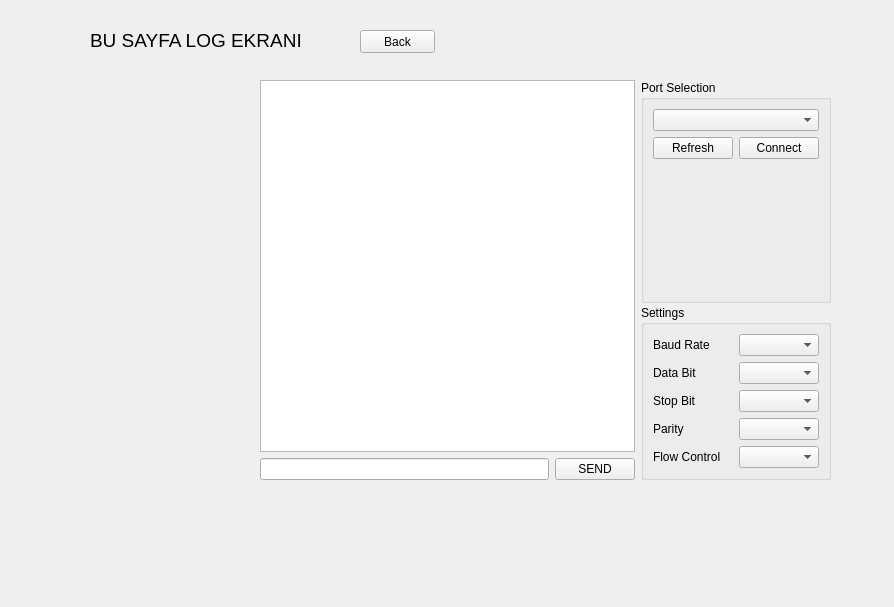
First picture: the form in ui/log_alma_screen/log_alma_screen.ui, repository cihansenyuz/system_controller, before the edit.
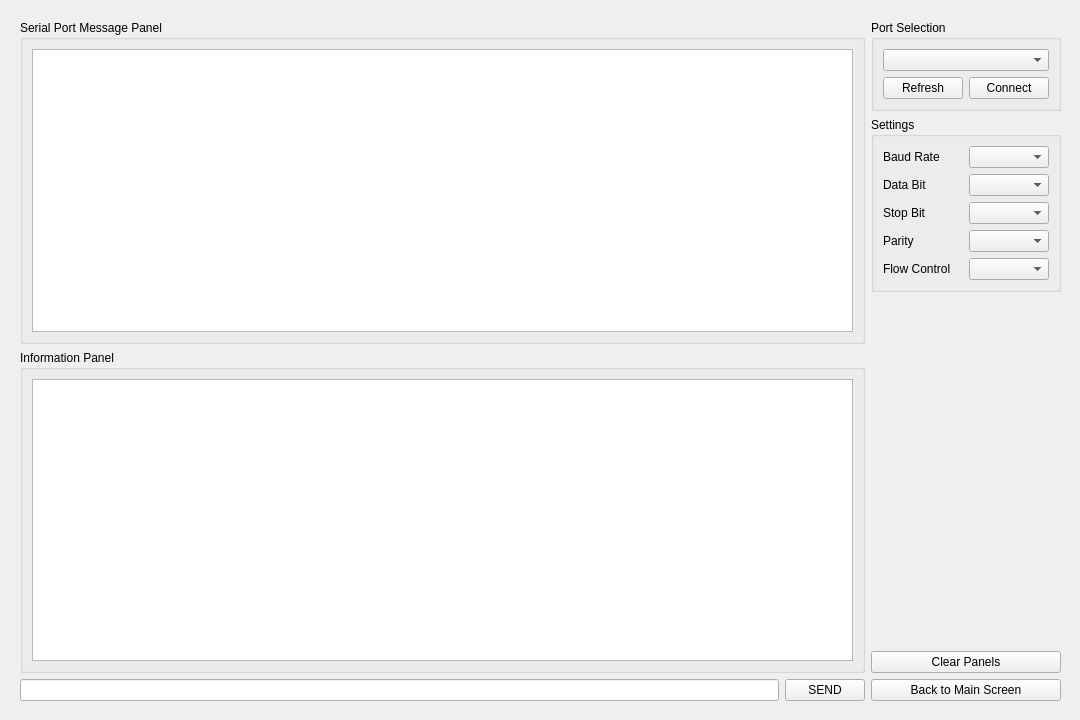
Second picture: the form after the edit.

Commit message: serial messages and info/error messages are seperated on logScreen, button is added to clean messages in panels logScreen layouts are slightly changed

```diff
--- a/ui/log_alma_screen/log_alma_screen.ui
+++ b/ui/log_alma_screen/log_alma_screen.ui
@@ -6,8 +6,8 @@
    <rect>
     <x>0</x>
     <y>0</y>
-    <width>894</width>
-    <height>607</height>
+    <width>1080</width>
+    <height>720</height>
    </rect>
   </property>
   <property name="windowTitle">
@@ -16,17 +16,44 @@
   <widget class="QWidget" name="layoutWidget">
    <property name="geometry">
     <rect>
-     <x>260</x>
-     <y>80</y>
-     <width>571</width>
-     <height>400</height>
+     <x>20</x>
+     <y>20</y>
+     <width>1041</width>
+     <height>681</height>
     </rect>
    </property>
    <layout class="QHBoxLayout" name="horizontalLayout_17">
+    <property name="sizeConstraint">
+     <enum>QLayout::SetDefaultConstraint</enum>
+    </property>
+    <property name="leftMargin">
+     <number>0</number>
+    </property>
     <item>
      <layout class="QVBoxLayout" name="verticalLayout_6">
       <item>
-       <widget class="QPlainTextEdit" name="chat_box"/>
+       <widget class="QGroupBox" name="groupBox_4">
+        <property name="title">
+         <string>Serial Port Message Panel</string>
+        </property>
+        <layout class="QVBoxLayout" name="verticalLayout_2">
+         <item>
+          <widget class="QPlainTextEdit" name="serialMessages"/>
+         </item>
+        </layout>
+       </widget>
+      </item>
+      <item>
+       <widget class="QGroupBox" name="groupBox_3">
+        <property name="title">
+         <string>Information Panel</string>
+        </property>
+        <layout class="QVBoxLayout" name="verticalLayout">
+         <item>
+          <widget class="QPlainTextEdit" name="infoMessages"/>
+         </item>
+        </layout>
+       </widget>
       </item>
       <item>
        <layout class="QHBoxLayout" name="horizontalLayout_3">
@@ -48,10 +75,19 @@
      <layout class="QVBoxLayout" name="verticalLayout_3">
       <item alignment="Qt::AlignTop">
        <widget class="QGroupBox" name="groupBox">
+        <property name="enabled">
+         <bool>true</bool>
+        </property>
+        <property name="sizePolicy">
+         <sizepolicy hsizetype="Preferred" vsizetype="Preferred">
+          <horstretch>0</horstretch>
+          <verstretch>0</verstretch>
+         </sizepolicy>
+        </property>
         <property name="minimumSize">
          <size>
-          <width>158</width>
-          <height>223</height>
+          <width>0</width>
+          <height>0</height>
          </size>
         </property>
         <property name="title">
@@ -62,7 +98,14 @@
         </property>
         <layout class="QVBoxLayout" name="verticalLayout_4">
          <item>
-          <widget class="QComboBox" name="comPortBox"/>
+          <widget class="QComboBox" name="comPortBox">
+           <property name="sizePolicy">
+            <sizepolicy hsizetype="Preferred" vsizetype="Fixed">
+             <horstretch>0</horstretch>
+             <verstretch>0</verstretch>
+            </sizepolicy>
+           </property>
+          </widget>
          </item>
          <item>
           <layout class="QHBoxLayout" name="horizontalLayout_2">
@@ -82,19 +125,6 @@
            </item>
           </layout>
          </item>
-         <item>
-          <spacer name="verticalSpacer">
-           <property name="orientation">
-            <enum>Qt::Vertical</enum>
-           </property>
-           <property name="sizeHint" stdset="0">
-            <size>
-             <width>20</width>
-             <height>40</height>
-            </size>
-           </property>
-          </spacer>
-         </item>
         </layout>
        </widget>
       </item>
@@ -195,41 +225,37 @@
         </layout>
        </widget>
       </item>
+      <item>
+       <spacer name="verticalSpacer_2">
+        <property name="orientation">
+         <enum>Qt::Vertical</enum>
+        </property>
+        <property name="sizeHint" stdset="0">
+         <size>
+          <width>20</width>
+          <height>40</height>
+         </size>
+        </property>
+       </spacer>
+      </item>
+      <item>
+       <widget class="QPushButton" name="clearPanelsButton">
+        <property name="text">
+         <string>Clear Panels</string>
+        </property>
+       </widget>
+      </item>
+      <item>
+       <widget class="QPushButton" name="logScreenBackButton">
+        <property name="text">
+         <string>Back to Main Screen</string>
+        </property>
+       </widget>
+      </item>
      </layout>
     </item>
    </layout>
   </widget>
-  <widget class="QLabel" name="label">
-   <property name="geometry">
-    <rect>
-     <x>90</x>
-     <y>10</y>
-     <width>261</width>
-     <height>61</height>
-    </rect>
-   </property>
-   <property name="font">
-    <font>
-     <pointsize>14</pointsize>
-    </font>
-   </property>
-   <property name="text">
-    <string>BU SAYFA LOG EKRANI</string>
-   </property>
-  </widget>
-  <widget class="QPushButton" name="logScreenBackButton">
-   <property name="geometry">
-    <rect>
-     <x>360</x>
-     <y>30</y>
-     <width>75</width>
-     <height>23</height>
-    </rect>
-   </property>
-   <property name="text">
-    <string>Back</string>
-   </property>
-  </widget>
  </widget>
  <resources/>
  <connections/>
```
The commit also changes 2 other files.
